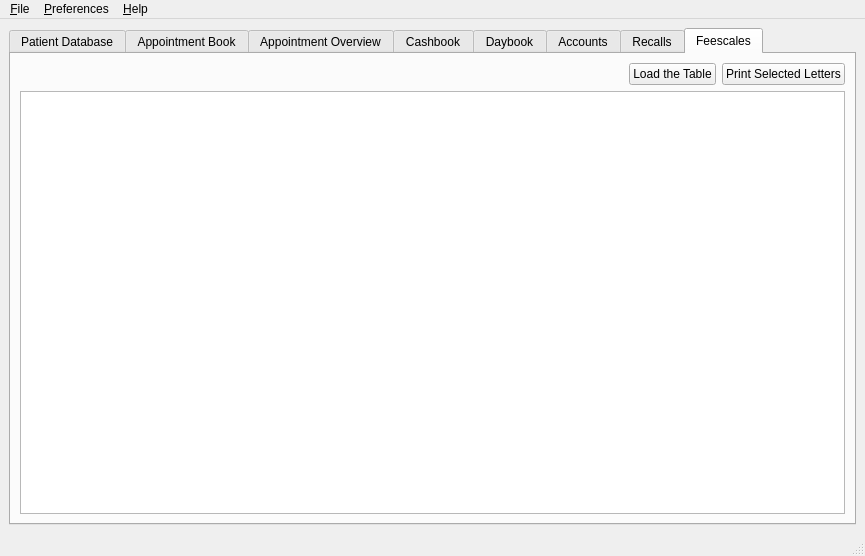
Old version of the form qt-designer/main.ui in the repository rowinggolfer/openmolar1.
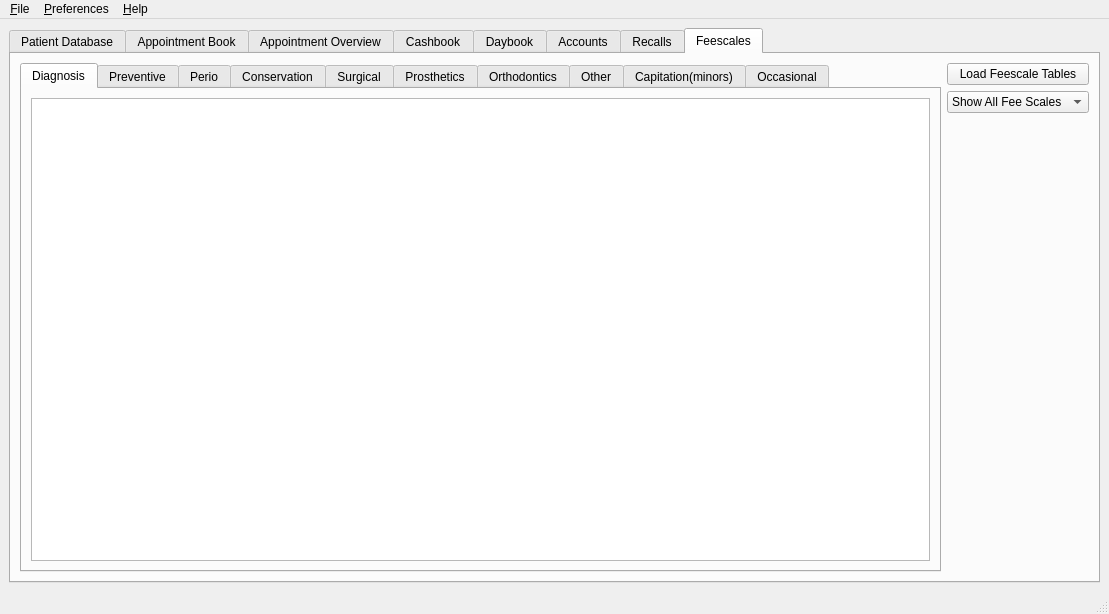
New version of the form. The open tabs and pages were chosen to show the change. Icons and pictures are not drawn.

What changed in the file:
```diff
--- a/qt-designer/main.ui
+++ b/qt-designer/main.ui
@@ -5,8 +5,8 @@
    <rect>
     <x>0</x>
     <y>0</y>
-    <width>865</width>
-    <height>556</height>
+    <width>1109</width>
+    <height>614</height>
    </rect>
   </property>
   <property name="sizePolicy" >
@@ -4254,23 +4254,117 @@
         <string>Feescales</string>
        </attribute>
        <layout class="QGridLayout" name="gridLayout_19" >
-        <item row="0" column="0" >
-         <spacer name="horizontalSpacer_10" >
-          <property name="orientation" >
-           <enum>Qt::Horizontal</enum>
+        <item rowspan="3" row="0" column="0" >
+         <widget class="QTabWidget" name="fees_tabWidget" >
+          <property name="currentIndex" >
+           <number>0</number>
           </property>
-          <property name="sizeHint" stdset="0" >
-           <size>
-            <width>416</width>
-            <height>20</height>
-           </size>
-          </property>
-         </spacer>
+          <widget class="QWidget" name="tab_23" >
+           <attribute name="title" >
+            <string>Diagnosis</string>
+           </attribute>
+           <layout class="QHBoxLayout" name="horizontalLayout_20" >
+            <item>
+             <widget class="QTableWidget" name="fees_diagnosis_tableWidget" />
+            </item>
+           </layout>
+          </widget>
+          <widget class="QWidget" name="tab_30" >
+           <attribute name="title" >
+            <string>Preventive</string>
+           </attribute>
+           <layout class="QHBoxLayout" name="horizontalLayout_21" >
+            <item>
+             <widget class="QTableWidget" name="fees_prevention_tableWidget" />
+            </item>
+           </layout>
+          </widget>
+          <widget class="QWidget" name="tab_24" >
+           <attribute name="title" >
+            <string>Perio</string>
+           </attribute>
+           <layout class="QHBoxLayout" name="horizontalLayout_22" >
+            <item>
+             <widget class="QTableWidget" name="fees_perio_tableWidget" />
+            </item>
+           </layout>
+          </widget>
+          <widget class="QWidget" name="tab_25" >
+           <attribute name="title" >
+            <string>Conservation</string>
+           </attribute>
+           <layout class="QHBoxLayout" name="horizontalLayout_23" >
+            <item>
+             <widget class="QTableWidget" name="fees_conservation_tableWidget" />
+            </item>
+           </layout>
+          </widget>
+          <widget class="QWidget" name="tab_26" >
+           <attribute name="title" >
+            <string>Surgical</string>
+           </attribute>
+           <layout class="QHBoxLayout" name="horizontalLayout_24" >
+            <item>
+             <widget class="QTableWidget" name="fees_surgical_tableWidget" />
+            </item>
+           </layout>
+          </widget>
+          <widget class="QWidget" name="tab_27" >
+           <attribute name="title" >
+            <string>Prosthetics</string>
+           </attribute>
+           <layout class="QHBoxLayout" name="horizontalLayout_25" >
+            <item>
+             <widget class="QTableWidget" name="fees_prosthetics_tableWidget" />
+            </item>
+           </layout>
+          </widget>
+          <widget class="QWidget" name="tab_28" >
+           <attribute name="title" >
+            <string>Orthodontics</string>
+           </attribute>
+           <layout class="QHBoxLayout" name="horizontalLayout_26" >
+            <item>
+             <widget class="QTableWidget" name="fees_ortho_tableWidget" />
+            </item>
+           </layout>
+          </widget>
+          <widget class="QWidget" name="tab_29" >
+           <attribute name="title" >
+            <string>Other</string>
+           </attribute>
+           <layout class="QHBoxLayout" name="horizontalLayout_27" >
+            <item>
+             <widget class="QTableWidget" name="fees_other_tableWidget" />
+            </item>
+           </layout>
+          </widget>
+          <widget class="QWidget" name="tab_31" >
+           <attribute name="title" >
+            <string>Capitation(minors)</string>
+           </attribute>
+           <layout class="QHBoxLayout" name="horizontalLayout_28" >
+            <item>
+             <widget class="QTableWidget" name="fees_capitation_tableWidget" />
+            </item>
+           </layout>
+          </widget>
+          <widget class="QWidget" name="tab_32" >
+           <attribute name="title" >
+            <string>Occasional</string>
+           </attribute>
+           <layout class="QHBoxLayout" name="horizontalLayout_29" >
+            <item>
+             <widget class="QTableWidget" name="fees_occasional_tableWidget" />
+            </item>
+           </layout>
+          </widget>
+         </widget>
         </item>
         <item row="0" column="1" >
          <widget class="QPushButton" name="loadFeescale_pushButton" >
           <property name="text" >
-           <string>Load the Table</string>
+           <string>Load Feescale Tables</string>
           </property>
           <property name="icon" >
            <iconset resource="../resources/resources.qrc" >
@@ -4278,19 +4372,37 @@
           </property>
          </widget>
         </item>
-        <item row="0" column="2" >
-         <widget class="QPushButton" name="printFeescale_pushButton" >
-          <property name="text" >
-           <string>Print Selected Letters</string>
-          </property>
-          <property name="icon" >
-           <iconset resource="../resources/resources.qrc" >
-            <normaloff>:/ps.png</normaloff>:/ps.png</iconset>
-          </property>
+        <item row="1" column="1" >
+         <widget class="QComboBox" name="chooseFeescale_comboBox" >
+          <item>
+           <property name="text" >
+            <string>Show All Fee Scales</string>
+           </property>
+          </item>
+          <item>
+           <property name="text" >
+            <string>Private FeeScale</string>
+           </property>
+          </item>
+          <item>
+           <property name="text" >
+            <string>NHS FeeScale 2008</string>
+           </property>
+          </item>
          </widget>
         </item>
-        <item row="1" column="0" colspan="3" >
-         <widget class="QTextBrowser" name="feesScale_textBrowser" />
+        <item row="2" column="1" >
+         <spacer name="verticalSpacer_3" >
+          <property name="orientation" >
+           <enum>Qt::Vertical</enum>
+          </property>
+          <property name="sizeHint" stdset="0" >
+           <size>
+            <width>20</width>
+            <height>433</height>
+           </size>
+          </property>
+         </spacer>
         </item>
        </layout>
       </widget>
@@ -4303,7 +4415,7 @@
     <rect>
      <x>0</x>
      <y>0</y>
-     <width>865</width>
+     <width>1109</width>
      <height>24</height>
     </rect>
    </property>
```
Left out of the diff: 31 changed lines with no effect on the pictures.
